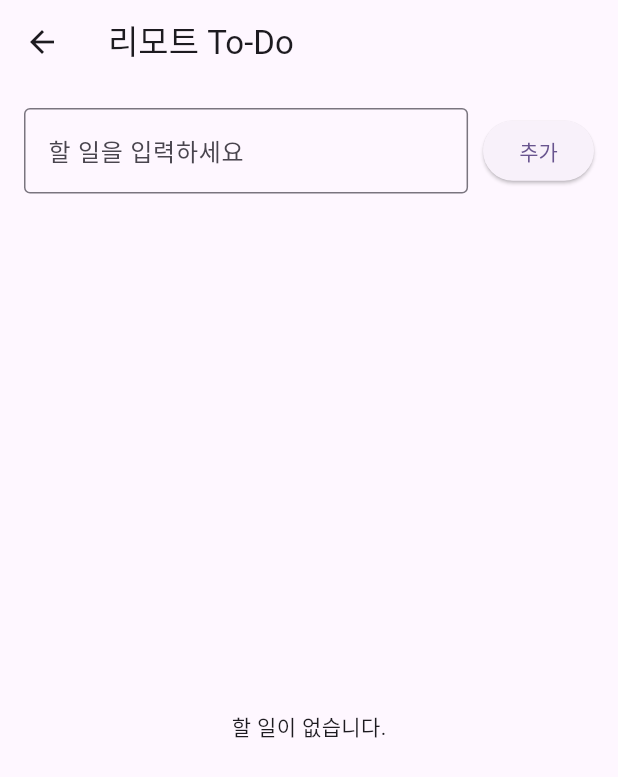
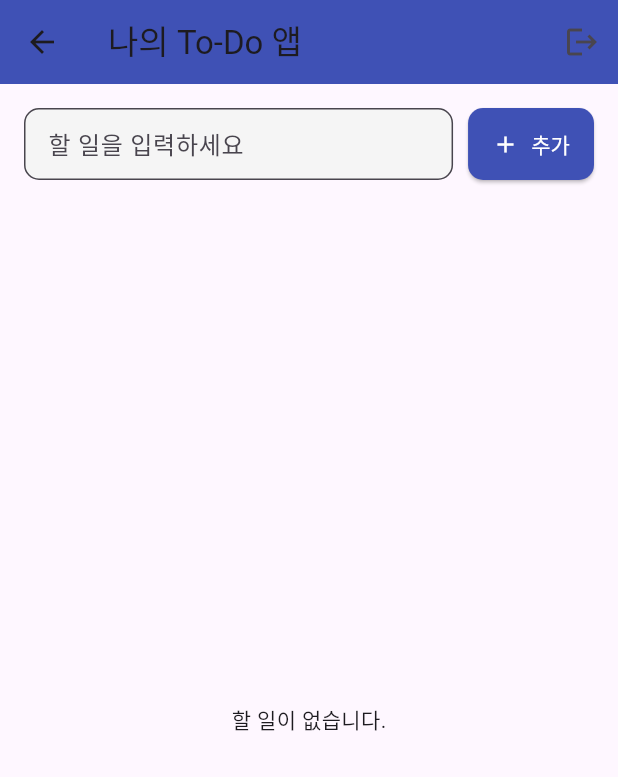
Before and after one commit to jun7054/chungju_apple, a Flutter app: the TodoRemotePage screen opened by its route, on a phone screen of 412 x 824 dp. Shown: the top 777 px of the screen. Run offline on Flutter 3.47's test engine with Material 3 defaults, Android fonts, the phone set to English and light mode, and no system bars; our stand-ins replace flutter_dotenv, shared_preferences, supabase_flutter; accounts and stored records are empty; network calls fail.

Commit message:
no message

```diff
--- a/lib/login_page.dart
+++ b/lib/login_page.dart
@@ -22,7 +22,7 @@ class _LoginPageState extends State<LoginPage> {
           password: pw
       );
       if (response.user != null) {
-        Navigator.pushReplacementNamed(context, '/todo-remote');
+        Navigator.pushReplacementNamed(context, '/main');
       }
     } catch (e) {
       ScaffoldMessenger.of(context).showSnackBar(
--- a/lib/main.dart
+++ b/lib/main.dart
@@ -1,5 +1,7 @@
 import 'package:chungju_lecture/login_page.dart';
+import 'package:chungju_lecture/main_tab_page.dart';
 import 'package:chungju_lecture/signup_page.dart';
+import 'package:chungju_lecture/splash_page.dart';
 import 'package:chungju_lecture/todo_local_page.dart';
 import 'package:chungju_lecture/todo_remote_page.dart';
 import 'package:flutter/material.dart';
@@ -32,7 +34,8 @@ class MyApp extends StatelessWidget {
           colorScheme: ColorScheme.fromSeed(seedColor: Colors.deepPurple),
         ),
         routes: {
-          '/': (context) => const HomePage(),
+          '/': (context) => const SplashPage(),
+          '/main': (context) => const MainTabPage(),
           '/todo-local': (context) => const TodoLocalPage(),
           '/todo-remote': (context) => const TodoRemotePage(),
           '/login': (context) => const LoginPage(),
--- a/lib/todo_remote_page.dart
+++ b/lib/todo_remote_page.dart
@@ -23,10 +23,13 @@ class _TodoRemotePageState extends State<TodoRemotePage> {
   }
 
   void _addTodo(String text) async{
+    final userId = Supabase.instance.client.auth.currentUser?.id;
+
     if (text.trim().isEmpty) return;
     await supabase.from("todos").insert({
       'text': text.trim(),
       'done': false,
+      'user_id':  userId
     });
     _controller.clear();
     _loadTodos();
@@ -43,9 +46,12 @@ class _TodoRemotePageState extends State<TodoRemotePage> {
   }
 
   Future<void> _loadTodos() async {
+    final userId = Supabase.instance.client.auth.currentUser?.id;
+
     final response = await supabase
         .from('todos')
         .select()
+        .eq("user_id", userId as Object)
         .order('id', ascending: false);
     setState(() {
       _todos = List<Map<String, dynamic>>.from(response);
@@ -68,7 +74,17 @@ class _TodoRemotePageState extends State<TodoRemotePage> {
   Widget build(BuildContext context) {
     return Scaffold(
         appBar: AppBar(
-          title: const Text("리모트 To-Do"),
+          title: const Text("나의 To-Do 앱"),
+          backgroundColor: Colors.indigo,
+          actions: [
+            IconButton(
+                onPressed: () async {
+                  await supabase.auth.signOut();
+                  Navigator.pushReplacementNamed(context, "/login");
+                },
+                icon: const Icon(Icons.logout)
+            )
+          ],
         ),
         body: Column(
           children: [
@@ -80,16 +96,32 @@ class _TodoRemotePageState extends State<TodoRemotePage> {
                       child: TextField(
                         controller: _controller,
                         onSubmitted: _addTodo,
-                        decoration: const InputDecoration(
+                        decoration: InputDecoration(
                             hintText: "할 일을 입력하세요",
-                            border: OutlineInputBorder()
+                            filled: true,
+                            fillColor: Colors.grey[100],
+                            contentPadding: const EdgeInsets.symmetric(horizontal: 12),
+                            border: OutlineInputBorder(
+                              borderRadius: BorderRadius.circular(10),
+                            )
                         ),
                       )
                   ),
                   const SizedBox(width: 10),
-                  ElevatedButton(
+                  ElevatedButton.icon(
                     onPressed: () => _addTodo(_controller.text),
-                      child: const Text("추가")
+                    icon: const Icon(Icons.add),
+                    label: const Text("추가"),
+                    style: ElevatedButton.styleFrom(
+                        backgroundColor: Colors.indigo,
+                        foregroundColor: Colors.white,
+                        padding: const EdgeInsets.symmetric(
+                            horizontal: 16, vertical: 14
+                        ),
+                        shape: RoundedRectangleBorder(
+                            borderRadius: BorderRadius.circular(10)
+                        )
+                    ),
                   )
                 ],
               ),
@@ -101,7 +133,12 @@ class _TodoRemotePageState extends State<TodoRemotePage> {
                     itemCount: _todos.length,
                     itemBuilder: (context, index) {
                       final todo = _todos[index];
-                      return ListTile(
+                      return Card(
+                        margin: const EdgeInsets.symmetric(
+                            horizontal: 16, vertical: 6
+                        ),
+                        elevation: 2,
+                        child: ListTile(
                           leading: Checkbox(
                             value: todo['done'],
                             onChanged: (value) => _toggleDone(index, value),
@@ -109,6 +146,7 @@ class _TodoRemotePageState extends State<TodoRemotePage> {
                           title: Text(
                             todo['text'],
                             style: TextStyle(
+                                fontSize: 18,
                                 decoration: todo['done']
                                     ? TextDecoration.lineThrough
                                     : TextDecoration.none,
@@ -116,7 +154,9 @@ class _TodoRemotePageState extends State<TodoRemotePage> {
                             ),
                           ),
                           onLongPress: () => _deleteTodo(index),
+                        ),
                       );
+
                     }
                 )
             )
```
Also changed, not shown: lib/chat_page.dart (added, +15 -0 lines), lib/main_tab_page.dart (added, +45 -0 lines), lib/splash_page.dart (added, +43 -0 lines). Lines whose indentation alone changed are shown as unchanged.
